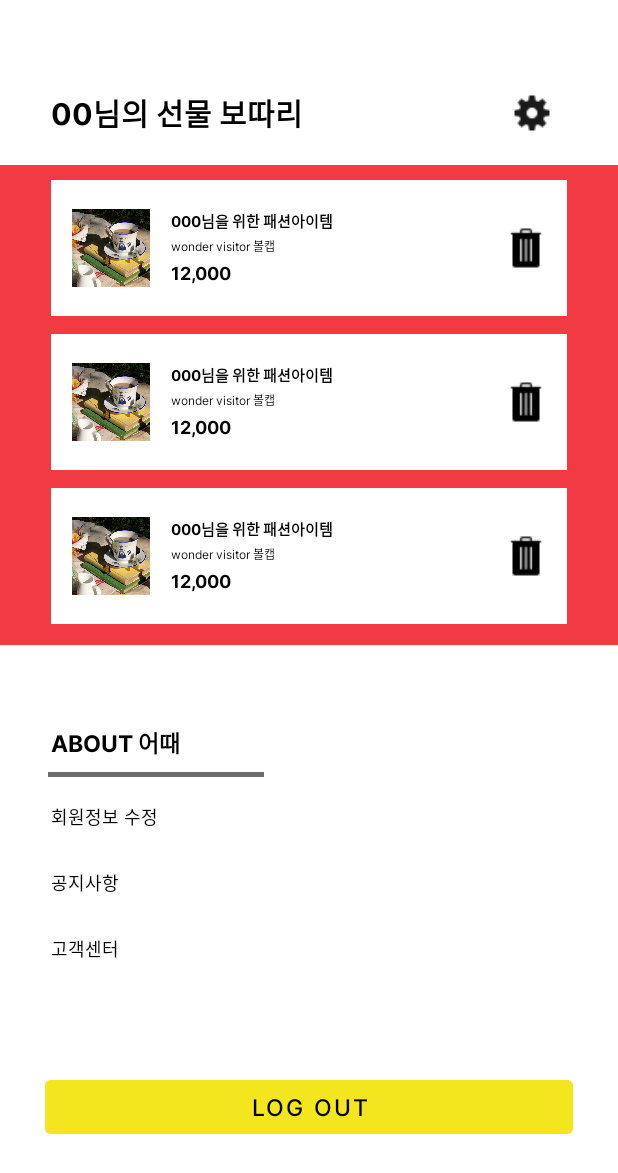
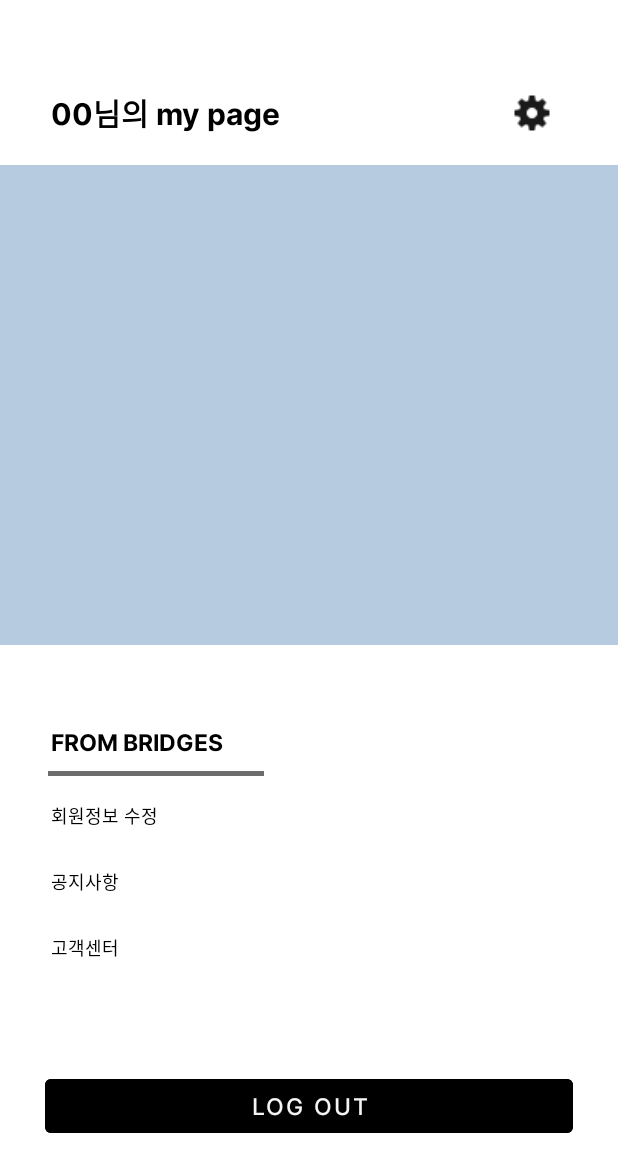
Before and after one commit to DongjieuN/bahrombridges0529, an Android app: the layout fragment_my.xml on its own in the app's theme, with its tools: preview values and no code run, on a phone screen of 412 x 824 dp. Shown: the top 1173 px of the screen. Run offline under Robolectric (Android 15) with nearby library versions, the phone set to English and light mode, and no system bars.

Commit message:
fragment_my 변경

```diff
--- a/app/src/main/res/layout/fragment_luxury.xml
+++ b/app/src/main/res/layout/fragment_luxury.xml
@@ -11,7 +11,6 @@
         android:id="@+id/home_luxury_product_rv"
         android:layout_width="match_parent"
         android:layout_height="wrap_content"
-        android:nestedScrollingEnabled="false"
         android:orientation="vertical"
         app:layoutManager="androidx.recyclerview.widget.LinearLayoutManager"
         app:layout_constraintTop_toTopOf="parent"
@@ -21,11 +20,14 @@
         android:id="@+id/home_luxury_all_btn"
         android:layout_width="match_parent"
         android:layout_height="wrap_content"
+        android:layout_marginVertical="10.65dp"
         android:layout_marginTop="20.65dp"
+        android:layout_marginBottom="20dp"
         android:background="@drawable/all_look_btn_shape"
         android:paddingHorizontal="26dp"
         android:text="전체 보기"
         android:textColor="@color/black"
+        app:layout_constraintBottom_toBottomOf="parent"
         app:layout_constraintEnd_toEndOf="parent"
         app:layout_constraintStart_toStartOf="parent"
         app:layout_constraintTop_toBottomOf="@+id/home_luxury_product_rv" />
--- a/app/src/main/res/layout/fragment_my.xml
+++ b/app/src/main/res/layout/fragment_my.xml
@@ -20,7 +20,7 @@
             android:layout_marginEnd="151dp"
             android:gravity="top"
             android:lineSpacingExtra="0sp"
-            android:text="00님의 선물 보따리"
+            android:text="00님의 my page"
             android:textAppearance="@style/some_id"
             android:textColor="@color/black"
             android:textSize="20sp"
@@ -34,25 +34,10 @@
             android:layout_width="match_parent"
             android:layout_height="320dp"
             android:layout_marginTop="20dp"
-            android:background="#F13A43"
+            android:background="@color/Grayscale_Blue"
             app:layout_constraintTop_toBottomOf="@+id/my_title_tv" />
 
-        <androidx.recyclerview.widget.RecyclerView
-            android:id="@+id/my_gift_list_rv"
-            android:layout_width="match_parent"
-            android:layout_height="300dp"
-            android:layout_marginLeft="34dp"
-            android:layout_marginTop="12dp"
-            android:layout_marginRight="34dp"
-            android:layout_marginBottom="12dp"
-            android:orientation="vertical"
-            app:layoutManager="androidx.recyclerview.widget.LinearLayoutManager"
-            app:layout_constraintBottom_toBottomOf="@+id/my_layout"
-            app:layout_constraintLeft_toLeftOf="@id/my_layout"
-            app:layout_constraintRight_toRightOf="@id/my_layout"
-            app:layout_constraintStart_toStartOf="@id/my_layout"
-            app:layout_constraintTop_toTopOf="@id/my_layout"
-            tools:listitem="@layout/item_my_recycler" />
+
 
         <ImageButton
             android:id="@+id/my_setting_btn"
@@ -87,7 +72,7 @@
             android:layout_marginTop="53dp"
             android:layout_marginEnd="241dp"
             android:layout_marginBottom="216dp"
-            android:text="ABOUT 어때"
+            android:text="FROM BRIDGES"
             android:textColor="@android:color/black"
             android:textSize="15sp"
             android:textStyle="bold"
@@ -155,11 +140,11 @@
             android:layout_marginTop="32dp"
             android:layout_marginEnd="30dp"
             android:layout_marginBottom="22dp"
-            android:backgroundTint="@color/yellow_COR2"
+            android:backgroundTint="@color/black"
             android:fontFamily="@font/inter_medium"
             android:stateListAnimator="@null"
             android:text="Log out"
-            android:textColor="@color/black"
+            android:textColor="@color/white_COR3"
             android:textSize="15sp"
             app:layout_constraintBottom_toBottomOf="parent"
             app:layout_constraintEnd_toEndOf="parent"
--- a/app/src/main/res/layout/fragment_taker_info_first.xml
+++ b/app/src/main/res/layout/fragment_taker_info_first.xml
@@ -73,7 +73,7 @@
         android:layout_marginStart="30dp"
         android:layout_marginEnd="30dp"
         android:background="@drawable/taker_info_first_edt_border"
-        android:hint="이름을 입력해주세요.(별명도 좋습니다.)"
+        android:hint="이름 입력"
         android:includeFontPadding="false"
         android:maxLines="1"
         android:paddingStart="5dp"
--- a/app/src/main/res/layout/item_my_recycler.xml
+++ b/app/src/main/res/layout/item_my_recycler.xml
@@ -33,7 +33,7 @@
         android:gravity="center_vertical"
         android:lineHeight="12sp"
         android:maxLines="1"
-        android:text="000님을 위한 패션아이템"
+        android:text="000님을 위한 물품 FROM 사회적기업"
         android:textColor="@color/black"
         android:textSize="10sp"
         android:textStyle="bold"
```
